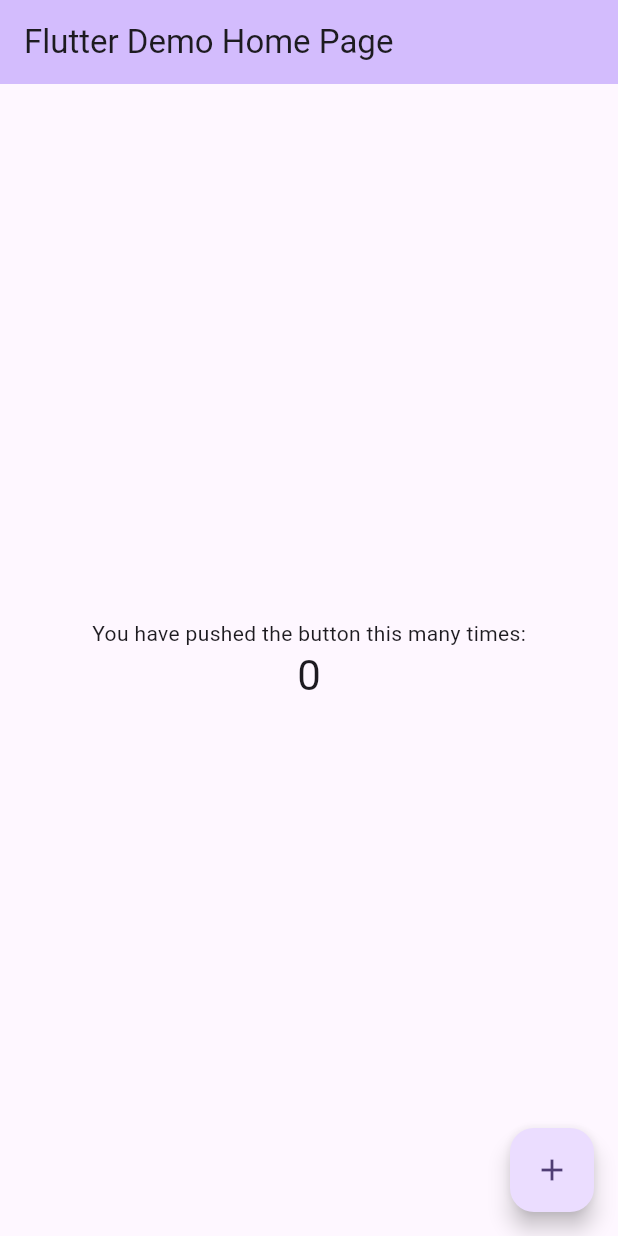
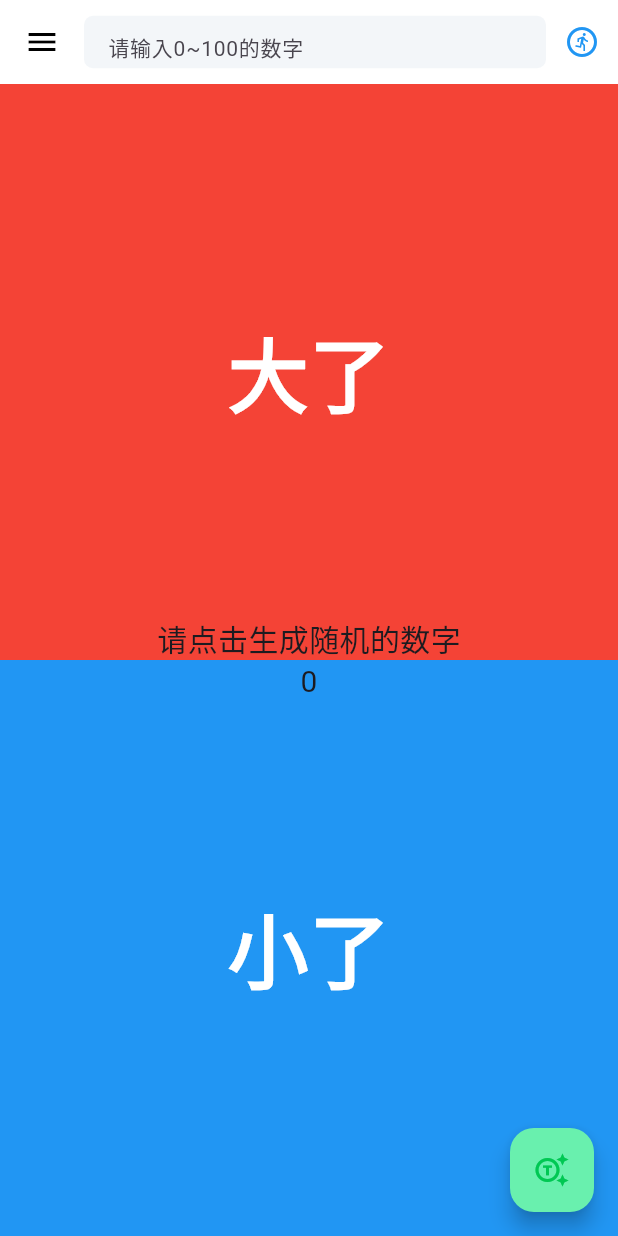
Before and after one commit to jihaobin/fun_fun_toolbox, a Flutter app: the screen it shows after launch, on a phone screen of 412 x 824 dp. Run offline on Flutter 3.47's test engine with Material 3 defaults, Android fonts, the phone set to English and light mode, and no system bars.

Commit message:
feat: 添加了猜数字页面的基础布局
Signed-off-by: jhb <2644263665@qq.com>

```diff
--- /dev/null
+++ b/lib/guess/guess_page.dart
@@ -0,0 +1,97 @@
+import 'package:flutter/material.dart';
+import 'package:flutter/services.dart';
+
+class GuessPage extends StatelessWidget {
+  const GuessPage({super.key});
+
+  @override
+  Widget build(BuildContext context) {
+    return Scaffold(
+      appBar: AppBar(
+          systemOverlayStyle: const SystemUiOverlayStyle(
+              statusBarIconBrightness: Brightness.dark,
+              statusBarColor: Colors.transparent),
+          titleSpacing: 0,
+          backgroundColor: Colors.white,
+          elevation: 0,
+          leading: const Icon(
+            Icons.menu,
+            color: Colors.black,
+          ),
+          title: const TextField(
+            keyboardType: TextInputType.number,
+            decoration: InputDecoration(
+              filled: true,
+              fillColor: Color(0xffF3F6F9),
+              constraints: BoxConstraints(maxHeight: 35),
+              border: UnderlineInputBorder(borderSide: BorderSide.none, borderRadius: BorderRadius.all(Radius.circular(6))),
+              hintText: "请输入0~100的数字",
+              hintStyle: TextStyle(fontSize: 14),
+            ),
+          ),
+          actions: [
+            IconButton(
+                splashRadius: 20,
+                onPressed: () {},
+                icon: const Icon(
+                  Icons.run_circle_outlined,
+                  color: Colors.blue,
+                ))
+          ]),
+      body: Stack(children: [
+        Column(
+          children: [
+            Expanded(
+              child: Container(
+                alignment: Alignment.center,
+                color: Colors.red,
+                child: const Text(
+                  "大了",
+                  style: TextStyle(
+                      fontSize: 54,
+                      color: Colors.white,
+                      fontWeight: FontWeight.bold),
+                ),
+              ),
+            ),
+            Expanded(
+              child: Container(
+                alignment: Alignment.center,
+                color: Colors.blue,
+                child: const Text(
+                  "小了",
+                  style: TextStyle(
+                      fontSize: 54,
+                      color: Colors.white,
+                      fontWeight: FontWeight.bold),
+                ),
+              ),
+            ),
+          ],
+        ),
+        const Center(
+          child: Column(
+            mainAxisAlignment: MainAxisAlignment.center,
+            children: [
+              Text(
+                "请点击生成随机的数字",
+                style: TextStyle(fontSize: 20),
+              ),
+              Text(
+                "0",
+                style: TextStyle(fontSize: 20),
+              ),
+            ],
+          ),
+        ),
+      ]),
+      floatingActionButton: FloatingActionButton(
+        onPressed: () {},
+        backgroundColor: Colors.greenAccent,
+        tooltip: '生成随机数',
+
+        child: Icon(Icons.generating_tokens_outlined,color: Colors.greenAccent.shade700,),
+      ),
+    );
+  }
+}
--- a/lib/main.dart
+++ b/lib/main.dart
@@ -1,4 +1,5 @@
 import 'package:flutter/material.dart';
+import 'package:fun_toolbox/guess/guess_page.dart';
 
 void main() {
   runApp(const MyApp());
@@ -7,119 +8,15 @@ void main() {
 class MyApp extends StatelessWidget {
   const MyApp({super.key});
 
-  // This widget is the root of your application.
   @override
   Widget build(BuildContext context) {
     return MaterialApp(
       title: 'Flutter Demo',
       theme: ThemeData(
-        // This is the theme of your application.
-        //
-        // TRY THIS: Try running your application with "flutter run". You'll see
-        // the application has a purple toolbar. Then, without quitting the app,
-        // try changing the seedColor in the colorScheme below to Colors.green
-        // and then invoke "hot reload" (save your changes or press the "hot
-        // reload" button in a Flutter-supported IDE, or press "r" if you used
-        // the command line to start the app).
-        //
-        // Notice that the counter didn't reset back to zero; the application
-        // state is not lost during the reload. To reset the state, use hot
-        // restart instead.
-        //
-        // This works for code too, not just values: Most code changes can be
-        // tested with just a hot reload.
         colorScheme: ColorScheme.fromSeed(seedColor: Colors.deepPurple),
         useMaterial3: true,
       ),
-      home: const MyHomePage(title: 'Flutter Demo Home Page'),
+      home: const GuessPage(),
     );
   }
 }
-
-class MyHomePage extends StatefulWidget {
-  const MyHomePage({super.key, required this.title});
-
-  // This widget is the home page of your application. It is stateful, meaning
-  // that it has a State object (defined below) that contains fields that affect
-  // how it looks.
-
-  // This class is the configuration for the state. It holds the values (in this
-  // case the title) provided by the parent (in this case the App widget) and
-  // used by the build method of the State. Fields in a Widget subclass are
-  // always marked "final".
-
-  final String title;
-
-  @override
-  State<MyHomePage> createState() => _MyHomePageState();
-}
-
-class _MyHomePageState extends State<MyHomePage> {
-  int _counter = 0;
-
-  void _incrementCounter() {
-    setState(() {
-      // This call to setState tells the Flutter framework that something has
-      // changed in this State, which causes it to rerun the build method below
-      // so that the display can reflect the updated values. If we changed
-      // _counter without calling setState(), then the build method would not be
-      // called again, and so nothing would appear to happen.
-      _counter++;
-    });
-  }
-
-  @override
-  Widget build(BuildContext context) {
-    // This method is rerun every time setState is called, for instance as done
-    // by the _incrementCounter method above.
-    //
-    // The Flutter framework has been optimized to make rerunning build methods
-    // fast, so that you can just rebuild anything that needs updating rather
-    // than having to individually change instances of widgets.
-    return Scaffold(
-      appBar: AppBar(
-        // TRY THIS: Try changing the color here to a specific color (to
-        // Colors.amber, perhaps?) and trigger a hot reload to see the AppBar
-        // change color while the other colors stay the same.
-        backgroundColor: Theme.of(context).colorScheme.inversePrimary,
-        // Here we take the value from the MyHomePage object that was created by
-        // the App.build method, and use it to set our appbar title.
-        title: Text(widget.title),
-      ),
-      body: Center(
-        // Center is a layout widget. It takes a single child and positions it
-        // in the middle of the parent.
-        child: Column(
-          // Column is also a layout widget. It takes a list of children and
-          // arranges them vertically. By default, it sizes itself to fit its
-          // children horizontally, and tries to be as tall as its parent.
-          //
-          // Column has various properties to control how it sizes itself and
-          // how it positions its children. Here we use mainAxisAlignment to
-          // center the children vertically; the main axis here is the vertical
-          // axis because Columns are vertical (the cross axis would be
-          // horizontal).
-          //
-          // TRY THIS: Invoke "debug painting" (choose the "Toggle Debug Paint"
-          // action in the IDE, or press "p" in the console), to see the
-          // wireframe for each widget.
-          mainAxisAlignment: MainAxisAlignment.center,
-          children: <Widget>[
-            const Text(
-              'You have pushed the button this many times:',
-            ),
-            Text(
-              '$_counter',
-              style: Theme.of(context).textTheme.headlineMedium,
-            ),
-          ],
-        ),
-      ),
-      floatingActionButton: FloatingActionButton(
-        onPressed: _incrementCounter,
-        tooltip: 'Increment',
-        child: const Icon(Icons.add),
-      ), // This trailing comma makes auto-formatting nicer for build methods.
-    );
-  }
-}
```
